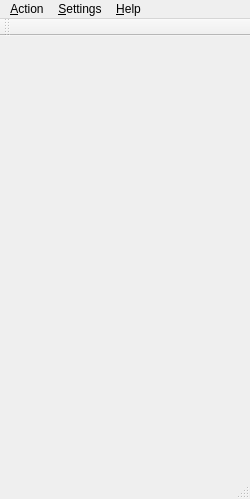
Old version of the form app/MainWindow.ui in the repository chloerei/qtalk.
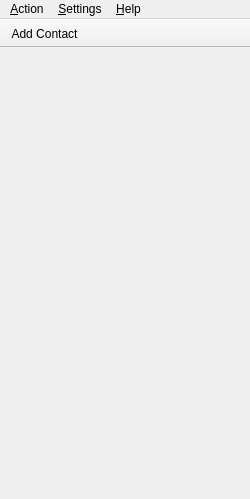
New version of the form. Icons and pictures are not drawn.

Commit message: Add mainwindow toolbar.

Diff of the .ui file:
```diff
--- a/app/MainWindow.ui
+++ b/app/MainWindow.ui
@@ -62,17 +62,31 @@
    <addaction name="menu_Settings"/>
    <addaction name="menu_Help"/>
   </widget>
-  <widget class="QStatusBar" name="statusbar"/>
+  <widget class="QStatusBar" name="statusbar">
+   <property name="sizeGripEnabled">
+    <bool>false</bool>
+   </property>
+  </widget>
   <widget class="QToolBar" name="toolBar">
    <property name="windowTitle">
     <string>toolBar</string>
    </property>
+   <property name="movable">
+    <bool>false</bool>
+   </property>
+   <property name="toolButtonStyle">
+    <enum>Qt::ToolButtonFollowStyle</enum>
+   </property>
+   <property name="floatable">
+    <bool>false</bool>
+   </property>
    <attribute name="toolBarArea">
     <enum>TopToolBarArea</enum>
    </attribute>
    <attribute name="toolBarBreak">
     <bool>false</bool>
    </attribute>
+   <addaction name="actionAddContact"/>
   </widget>
   <action name="actionPreferences">
    <property name="icon">
```
Left out of the diff: 14 changed lines with no effect on the pictures. The commit also changes 1 other file.
